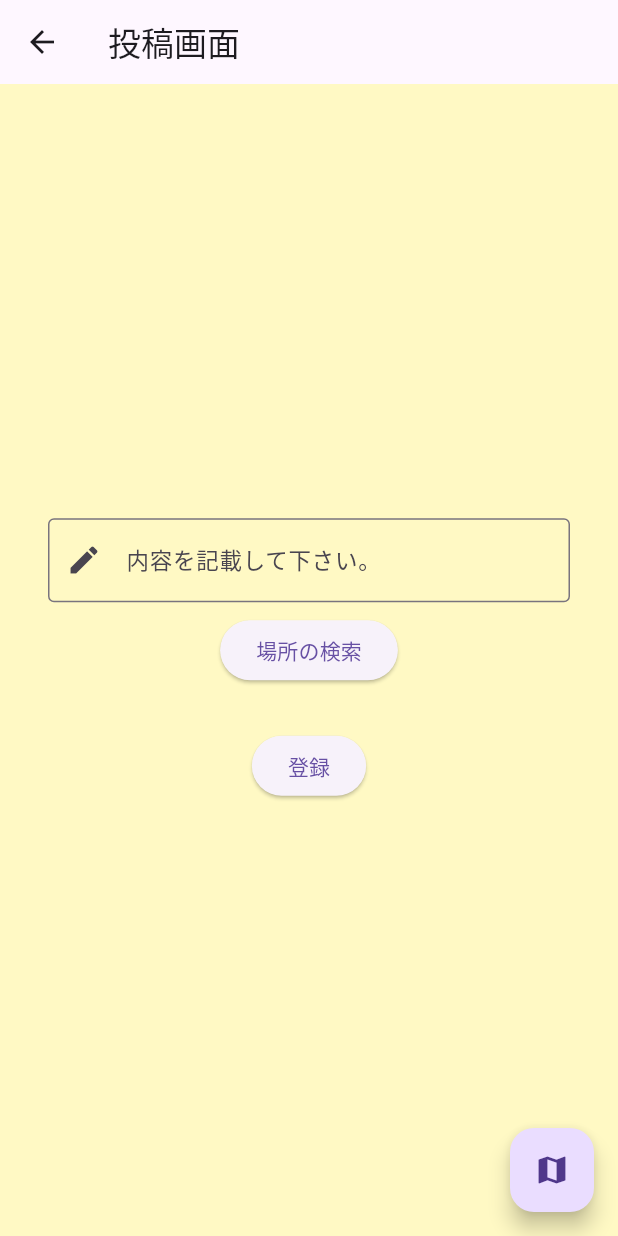
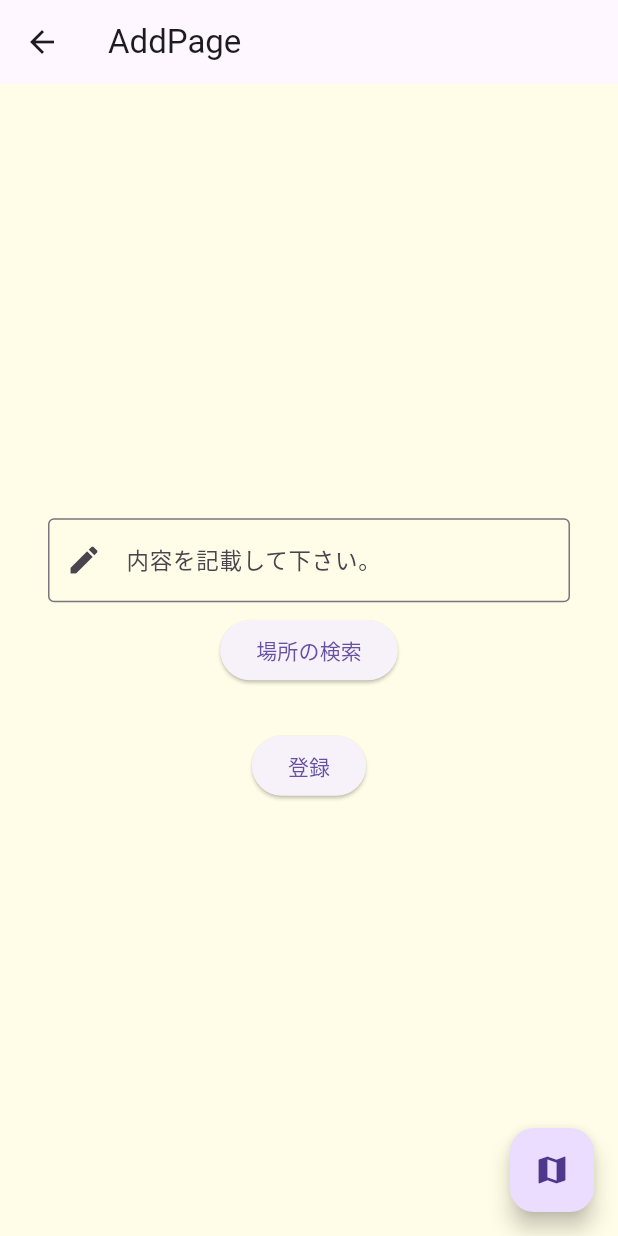
Before and after one commit to hiromu73/Flutter_CRUDApp, a Flutter app: the TodoAddPage screen opened directly, on a phone screen of 412 x 824 dp. Run offline on Flutter 3.47's test engine with Material 3 defaults, Android fonts, the phone set to English and light mode, and no system bars; our stand-ins replace cloud_firestore, firebase_auth, firebase_core, flutter_riverpod, geocoding, geolocator and 2 more; missing offline and left inert: google_place; accounts and stored records are empty; generated files the repository leaves out were written again.

Commit message:
no message

```diff
--- a/lib/constants/string.dart
+++ b/lib/constants/string.dart
@@ -11,5 +11,6 @@ const String deleteMemo = "このメモを削除しますか？";
 const String loginPassword = "Password";
 const String login = "Login";
 const String newRegistration = "新規登録";
+const String addPage = "AddPage";
 
 const String serachPosition = "検索したい場所を入力";
--- a/lib/view/todoaddpage.dart
+++ b/lib/view/todoaddpage.dart
@@ -32,8 +32,8 @@ final latitudeProvider = StateProvider.autoDispose((ref) => "");
 // メモ内容の状態管理
 final longitudeProvider = StateProvider.autoDispose((ref) => "");
 
-// StreamProviderを使うことでStreamも扱うことができる
-// ※ autoDisposeを付けることで自動的に値をリセットできます
+// // StreamProviderを使うことでStreamも扱うことができる
+// // ※ autoDisposeを付けることで自動的に値をリセットできます
 final postQueryProvider = StreamProvider.autoDispose((ref) =>
     FirebaseFirestore.instance.collection('post').orderBy('date').snapshots());
 
@@ -66,7 +66,7 @@ class TodoAddPage extends ConsumerWidget {
 
     return Scaffold(
         appBar: AppBar(
-          title: const Text("投稿画面"),
+          title: const Text(addPage),
           leading: IconButton(
               icon: const Icon(Icons.arrow_back),
               onPressed: () {
@@ -75,7 +75,7 @@ class TodoAddPage extends ConsumerWidget {
         ),
         body: Center(
           child: Container(
-            color: Colors.yellow[100],
+            color: Colors.yellow[50],
             padding: const EdgeInsets.all(32),
             child: Column(
               mainAxisAlignment: MainAxisAlignment.center,
@@ -104,6 +104,7 @@ class TodoAddPage extends ConsumerWidget {
                 ElevatedButton(
                     child: const Text(registration),
                     onPressed: () async {
+                      if (ref.watch(memoProvider.notifier) != null) {
                         final date = DateTime.now().toLocal().toIso8601String();
                         await FirebaseFirestore.instance
                             .collection('post')
@@ -117,6 +118,7 @@ class TodoAddPage extends ConsumerWidget {
                           'alert': true,
                         });
                         Navigator.of(context).pop();
+                      }
                     })
               ],
             ),
```
Also changed, not shown: lib/model.dart/googlemap_model.dart (added, +13 -0 lines), lib/view/firebasecollection.dart (+34 -23 lines), lib/model.dart/googlemap_model.g.dart (added). Lines whose indentation alone changed are shown as unchanged.
